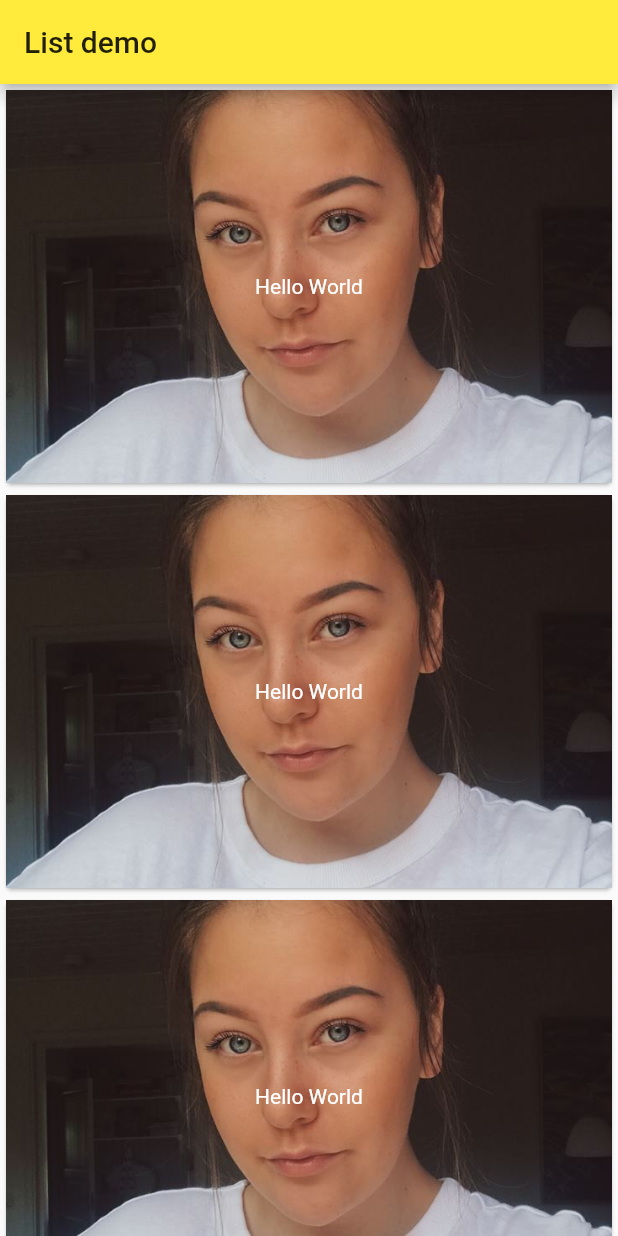
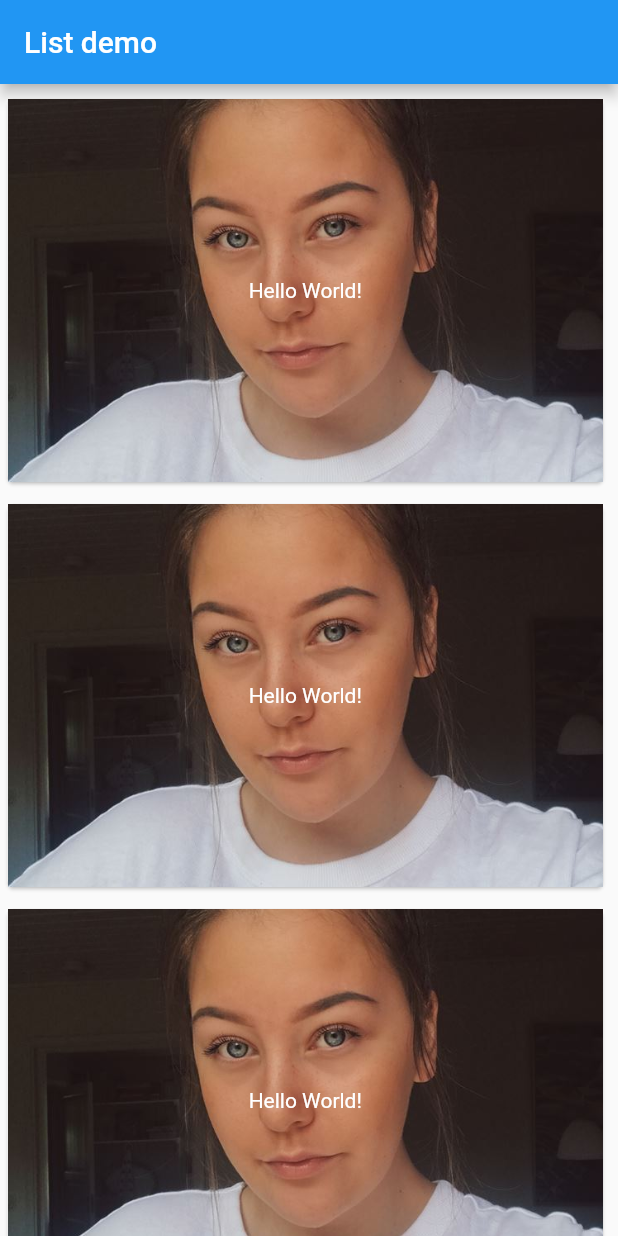
Before and after one commit to glasspinnA/TravelRecommendation, a Flutter app: the screen it shows after launch, on a phone screen of 412 x 824 dp. Run offline on Flutter 3.47's test engine with Material 2 defaults, Android fonts, the phone set to English and light mode, and no system bars.

```diff
--- a/lib/main.dart
+++ b/lib/main.dart
@@ -1,35 +1,41 @@
 import 'package:flutter/material.dart';
 
-void main() => runApp(MyApp());
+void main() => runApp(MaterialApp(
+      title: 'MyApp',
+      home: TravelListRoute(),
+    ));
 
-class MyApp extends StatelessWidget {
-  // This widget is the root of your application.
+class TravelListRoute extends StatelessWidget {
+  final title = "List demo";
+  final List<String> listText = new List();
+
   @override
   Widget build(BuildContext context) {
-    final title = "List demo";
-    List<String> listText = new List();
-    listText.add("1");
-    listText.add("1");
-    listText.add("1");
-    return MaterialApp(
-        title: 'Flutter Demo',
-        theme: ThemeData(primarySwatch: Colors.yellow),
-        home: Scaffold(
+    return Scaffold(
       appBar: AppBar(
         title: Text(title),
       ),
       body: ListView.builder(
-              itemCount: listText.length,
+        itemCount: 3,
         itemBuilder: (context, index) {
           return SizedBox(
             width: 150.0,
             height: 270.0,
+            child: InkWell(
+              onTap: () {
+                debugPrint("hello");
+                Navigator.push(
+                    context,
+                    MaterialPageRoute(
+                        builder: (context) => SecondRoute(index)));
+              },
               child: Card(
+                margin: EdgeInsets.fromLTRB(5, 10, 10, 5),
                 child: Stack(
                   children: <Widget>[
                     Container(
                         child: Text(
-                              "Hello World",
+                          'Hello World!',
                           style: TextStyle(color: Colors.white),
                           textAlign: TextAlign.center,
                         ),
@@ -42,8 +48,10 @@ class MyApp extends StatelessWidget {
                   ],
                 ),
               ),
+            ),
           );
         },
-            )));
+      ),
+    );
   }
 }
```
Lines whose indentation alone changed are shown as unchanged.
